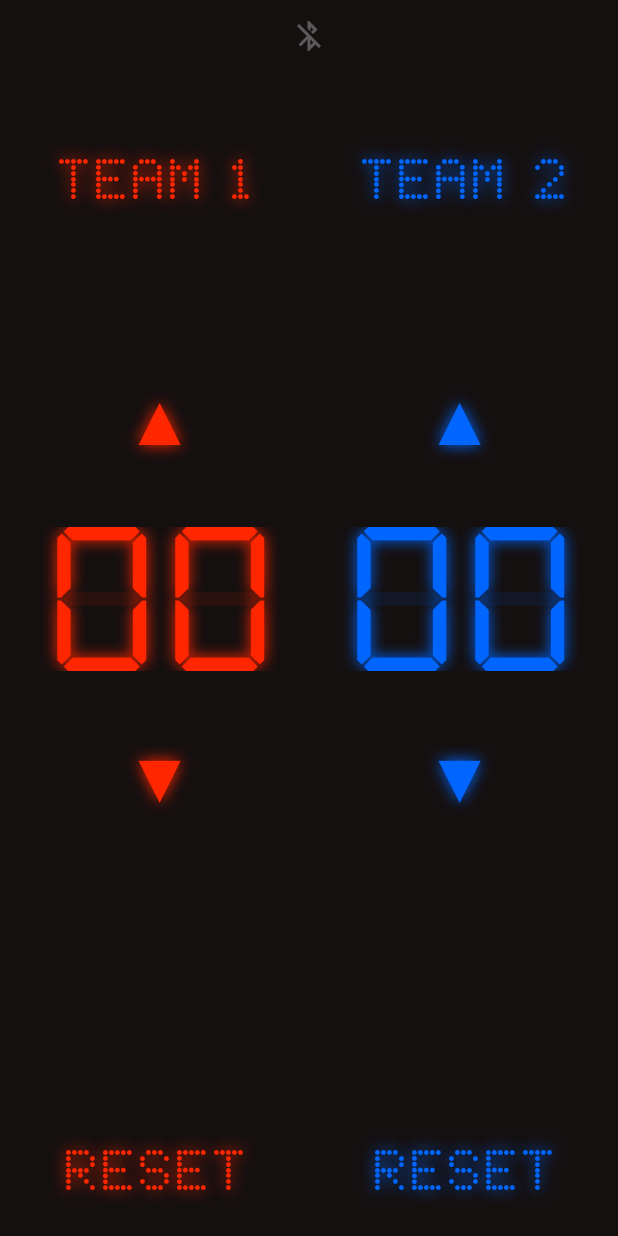
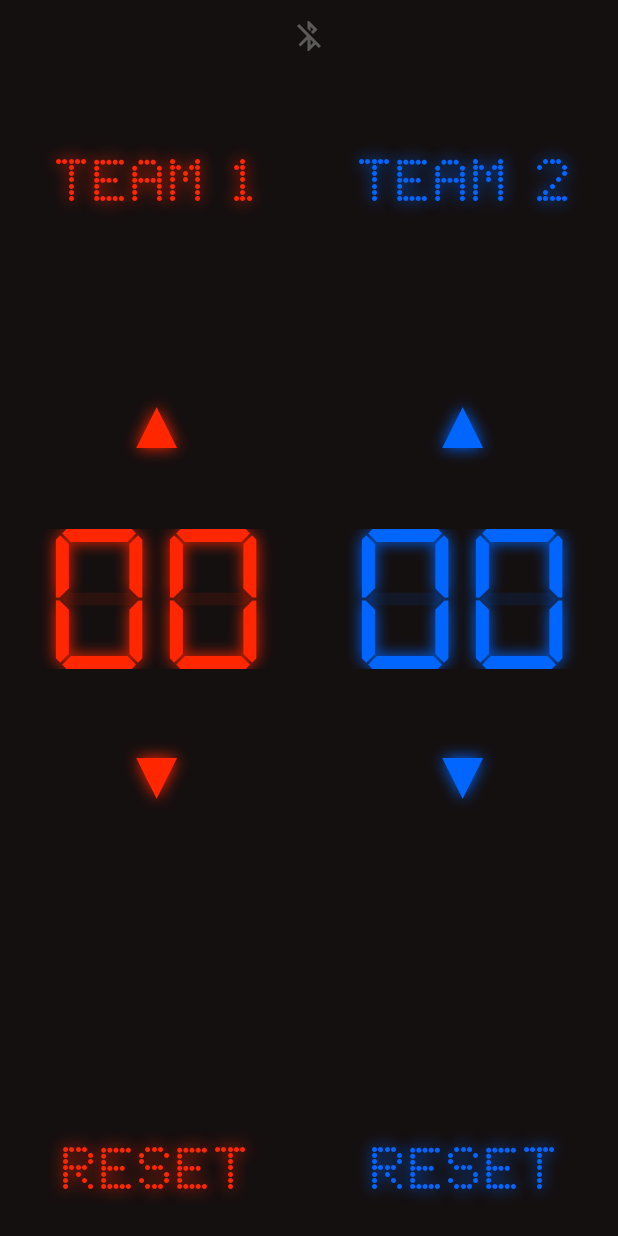
Before and after one commit to Krhomv/scoredisplay, an Android app: the layout activity_main.xml on its own in the app's theme, with its tools: preview values and no code run, on a phone screen of 412 x 824 dp. Run offline under Robolectric (Android 15) with nearby library versions, the phone set to English and light mode, and no system bars.

Commit message:
General cleanup, device-size-independent text, bug fixes

```diff
--- a/Android/ScoreDisplay/app/build.gradle
+++ b/Android/ScoreDisplay/app/build.gradle
@@ -38,6 +38,7 @@ dependencies {
     implementation "com.polidea.rxandroidble2:rxandroidble:1.16.0"
     implementation 'io.reactivex.rxjava2:rxandroid:2.0.1'
     implementation 'com.jakewharton.rx2:replaying-share:2.2.0'
+    implementation 'com.intuit.ssp:ssp-android:1.1.0'
     testImplementation 'junit:junit:4.13.2'
     androidTestImplementation 'androidx.test.ext:junit:1.1.3'
     androidTestImplementation 'androidx.test.espresso:espresso-core:3.4.0'
--- a/Android/ScoreDisplay/app/src/main/res/layout-land/activity_main.xml
+++ b/Android/ScoreDisplay/app/src/main/res/layout-land/activity_main.xml
@@ -57,7 +57,7 @@
                 android:text="TEAM 1"
                 android:textAlignment="center"
                 android:textColor="@color/team1Color"
-                android:textSize="38sp" />
+                android:textSize="@dimen/_25ssp" />
 
 
             <Button
@@ -73,7 +73,7 @@
                 android:shadowRadius="12"
                 android:text="@string/reset"
                 android:textColor="@color/team1Color"
-                android:textSize="38sp" />
+                android:textSize="@dimen/_25ssp" />
         </LinearLayout>
 
         <Space
@@ -83,9 +83,15 @@
 
         <LinearLayout
             android:layout_width="wrap_content"
-            android:layout_height="fill_parent"
+            android:layout_height="wrap_content"
             android:gravity="center"
             android:orientation="horizontal">
+
+            <Space
+                android:layout_width="fill_parent"
+                android:layout_height="fill_parent"
+                android:layout_weight="1"
+                />
 
             <LinearLayout
                 android:layout_width="wrap_content"
@@ -105,21 +111,19 @@
                     android:shadowRadius="12"
                     android:text="▲"
                     android:textColor="@color/team1Color"
-                    android:textSize="48sp"
-
-                    />
+                    android:textSize="@dimen/_36ssp" />
 
                 <FrameLayout
-                    android:layout_width="180dp"
+                    android:layout_width="wrap_content"
                     android:layout_height="wrap_content"
-                    android:paddingTop="0dp">
+                    android:paddingTop="30dp"
+                    android:paddingBottom="26dp">
 
                     <EditText
                         android:id="@+id/team1Score"
                         android:layout_width="wrap_content"
                         android:layout_height="wrap_content"
                         android:background="@null"
-                        android:ems="10"
                         android:fontFamily="@font/dseg_regular"
                         android:inputType="number"
                         android:imeOptions="actionDone"
@@ -129,27 +133,25 @@
                         android:shadowRadius="12"
                         android:singleLine="true"
                         android:text="00"
+                        android:textAlignment="center"
                         android:maxLength="2"
-                        android:paddingRight="10dp"
-                        android:textAlignment="textEnd"
                         android:textColor="@color/team1Color"
-                        android:textSize="96sp" />
+                        android:textSize="@dimen/_72ssp" />
 
                     <TextView
                         android:id="@+id/team1ScoreBackground"
                         android:layout_width="wrap_content"
                         android:layout_height="wrap_content"
                         android:background="@null"
-                        android:ems="10"
                         android:fontFamily="@font/dseg_regular"
-                        android:paddingRight="10dp"
                         android:singleLine="true"
                         android:text="88"
-                        android:textAlignment="textEnd"
+                        android:textAlignment="center"
                         android:textColor="@color/team1Color"
-                        android:textSize="96sp"
+                        android:textSize="@dimen/_72ssp"
                         android:translationZ="-10dp"
-                        android:alpha="0.1"/>
+                        android:alpha="0.1"
+                        />
                 </FrameLayout>
 
                 <Button
@@ -165,18 +167,16 @@
                     android:shadowRadius="12"
                     android:text="▼"
                     android:textColor="@color/team1Color"
-                    android:textSize="48sp" />
+                    android:textSize="@dimen/_36ssp" />
 
-                <Space
-                    android:layout_height="0dp"
-                    android:layout_width="match_parent"
-                    android:layout_weight="1"/>
 
             </LinearLayout>
 
             <Space
-                android:layout_width="20dp"
-                android:layout_height="match_parent"
+                android:layout_width="fill_parent"
+                android:layout_height="fill_parent"
+                android:layout_weight="1"
+                android:minWidth="20dp"
                 />
 
             <LinearLayout
@@ -197,18 +197,19 @@
                     android:shadowRadius="12"
                     android:text="▲"
                     android:textColor="@color/team2Color"
-                    android:textSize="48sp" />
+                    android:textSize="@dimen/_36ssp" />
 
                 <FrameLayout
-                    android:layout_width="180dp"
-                    android:layout_height="wrap_content">
+                    android:layout_width="wrap_content"
+                    android:layout_height="wrap_content"
+                    android:paddingTop="30dp"
+                    android:paddingBottom="26dp">
 
                     <EditText
                         android:id="@+id/team2Score"
                         android:layout_width="wrap_content"
                         android:layout_height="wrap_content"
                         android:background="@null"
-                        android:ems="10"
                         android:fontFamily="@font/dseg_regular"
                         android:inputType="number"
                         android:imeOptions="actionDone"
@@ -218,25 +219,22 @@
                         android:shadowRadius="12"
                         android:singleLine="true"
                         android:text="00"
-                        android:textAlignment="textEnd"
-                        android:paddingRight="10dp"
+                        android:textAlignment="center"
                         android:textColor="@color/team2Color"
                         android:maxLength="2"
-                        android:textSize="96sp" />
+                        android:textSize="@dimen/_72ssp" />
 
                     <TextView
                         android:id="@+id/team2ScoreBackground"
                         android:layout_width="wrap_content"
                         android:layout_height="wrap_content"
                         android:background="@null"
-                        android:ems="10"
                         android:fontFamily="@font/dseg_regular"
                         android:singleLine="true"
                         android:text="88"
-                        android:textAlignment="textEnd"
-                        android:paddingRight="10dp"
+                        android:textAlignment="center"
                         android:textColor="@color/team2Color"
-                        android:textSize="96sp"
+                        android:textSize="@dimen/_72ssp"
                         android:translationZ="-10dp"
                         android:alpha="0.1"/>
                 </FrameLayout>
@@ -254,8 +252,14 @@
                     android:shadowRadius="12"
                     android:text="▼"
                     android:textColor="@color/team2Color"
-                    android:textSize="48sp" />
+                    android:textSize="@dimen/_36ssp" />
             </LinearLayout>
+
+            <Space
+                android:layout_width="fill_parent"
+                android:layout_height="fill_parent"
+                android:layout_weight="1"
+                />
         </LinearLayout>
 
         <Space
@@ -284,7 +288,7 @@
                 android:text="TEAM 1"
                 android:textAlignment="center"
                 android:textColor="@color/team2Color"
-                android:textSize="38sp" />
+                android:textSize="@dimen/_25ssp" />
 
 
             <Button
@@ -300,7 +304,7 @@
                 android:shadowRadius="12"
                 android:text="@string/reset"
                 android:textColor="@color/team2Color"
-                android:textSize="38sp" />
+                android:textSize="@dimen/_25ssp" />
 
         </LinearLayout>
 
--- a/Android/ScoreDisplay/app/src/main/res/layout/activity_main.xml
+++ b/Android/ScoreDisplay/app/src/main/res/layout/activity_main.xml
@@ -55,7 +55,7 @@
                 android:text="TEAM 1"
                 android:textAlignment="center"
                 android:textColor="@color/team1Color"
-                android:textSize="38sp" />
+                android:textSize="@dimen/_30ssp" />
 
             <Button
                 style="@style/Widget.AppCompat.Button.Borderless"
@@ -71,7 +71,7 @@
                 android:text="TEAM 2"
                 android:textAlignment="center"
                 android:textColor="@color/team2Color"
-                android:textSize="38sp" />
+                android:textSize="@dimen/_30ssp" />
         </LinearLayout>
 
         <Space
@@ -85,6 +85,12 @@
             android:layout_height="wrap_content"
             android:gravity="center"
             android:orientation="horizontal">
+
+            <Space
+                android:layout_width="fill_parent"
+                android:layout_height="fill_parent"
+                android:layout_weight="1"
+                />
 
             <LinearLayout
                 android:layout_width="wrap_content"
@@ -104,10 +110,10 @@
                     android:shadowRadius="12"
                     android:text="▲"
                     android:textColor="@color/team1Color"
-                    android:textSize="48sp" />
+                    android:textSize="@dimen/_36ssp" />
 
                 <FrameLayout
-                    android:layout_width="180dp"
+                    android:layout_width="wrap_content"
                     android:layout_height="wrap_content"
                     android:paddingTop="30dp"
                     android:paddingBottom="26dp">
@@ -117,7 +123,7 @@
                         android:layout_width="wrap_content"
                         android:layout_height="wrap_content"
                         android:background="@null"
-                        android:ems="10"
+                        android:ems="2"
                         android:fontFamily="@font/dseg_regular"
                         android:inputType="number"
                         android:imeOptions="actionDone"
@@ -127,25 +133,23 @@
                         android:shadowRadius="12"
                         android:singleLine="true"
                         android:text="00"
+                        android:textAlignment="center"
                         android:maxLength="2"
-                        android:paddingRight="10dp"
-                        android:textAlignment="textEnd"
                         android:textColor="@color/team1Color"
-                        android:textSize="96sp" />
+                        android:textSize="@dimen/_72ssp" />
 
                     <TextView
                         android:id="@+id/team1ScoreBackground"
                         android:layout_width="wrap_content"
                         android:layout_height="wrap_content"
                         android:background="@null"
-                        android:ems="10"
+                        android:ems="2"
                         android:fontFamily="@font/dseg_regular"
-                        android:paddingRight="10dp"
                         android:singleLine="true"
                         android:text="88"
-                        android:textAlignment="textEnd"
+                        android:textAlignment="center"
                         android:textColor="@color/team1Color"
-                        android:textSize="96sp"
+                        android:textSize="@dimen/_72ssp"
                         android:translationZ="-10dp"
                         android:alpha="0.1"
                         />
@@ -164,14 +168,15 @@
                     android:shadowRadius="12"
                     android:text="▼"
                     android:textColor="@color/team1Color"
-                    android:textSize="48sp" />
+                    android:textSize="@dimen/_36ssp" />
 
 
             </LinearLayout>
 
             <Space
-                android:layout_width="20dp"
-                android:layout_height="match_parent"
+                android:layout_width="fill_parent"
+                android:layout_height="fill_parent"
+                android:layout_weight="1"
                 />
 
             <LinearLayout
@@ -192,10 +197,10 @@
                     android:shadowRadius="12"
                     android:text="▲"
                     android:textColor="@color/team2Color"
-                    android:textSize="48sp" />
+                    android:textSize="@dimen/_36ssp" />
 
                 <FrameLayout
-                    android:layout_width="180dp"
+                    android:layout_width="wrap_content"
                     android:layout_height="wrap_content"
                     android:paddingTop="30dp"
                     android:paddingBottom="26dp">
@@ -205,7 +210,7 @@
                         android:layout_width="wrap_content"
                         android:layout_height="wrap_content"
                         android:background="@null"
-                        android:ems="10"
+                        android:ems="2"
                         android:fontFamily="@font/dseg_regular"
                         android:inputType="number"
                         android:imeOptions="actionDone"
@@ -215,25 +220,23 @@
                         android:shadowRadius="12"
                         android:singleLine="true"
                         android:text="00"
-                        android:textAlignment="textEnd"
-                        android:paddingRight="10dp"
+                        android:textAlignment="center"
                         android:textColor="@color/team2Color"
                         android:maxLength="2"
-                        android:textSize="96sp" />
+                        android:textSize="@dimen/_72ssp" />
 
                     <TextView
                         android:id="@+id/team2ScoreBackground"
                         android:layout_width="wrap_content"
                         android:layout_height="wrap_content"
                         android:background="@null"
-                        android:ems="10"
+                        android:ems="2"
                         android:fontFamily="@font/dseg_regular"
                         android:singleLine="true"
                         android:text="88"
-                        android:textAlignment="textEnd"
-                        android:paddingRight="10dp"
+                        android:textAlignment="center"
                         android:textColor="@color/team2Color"
-                        android:textSize="96sp"
+                        android:textSize="@dimen/_72ssp"
                         android:translationZ="-10dp"
                         android:alpha="0.1"/>
                 </FrameLayout>
@@ -251,8 +254,14 @@
                     android:shadowRadius="12"
                     android:text="▼"
                     android:textColor="@color/team2Color"
-                    android:textSize="48sp" />
+                    android:textSize="@dimen/_36ssp" />
             </LinearLayout>
+
+            <Space
+                android:layout_width="fill_parent"
+                android:layout_height="fill_parent"
+                android:layout_weight="1"
+                />
         </LinearLayout>
 
         <Space
@@ -283,7 +292,7 @@
                 android:shadowRadius="12"
                 android:text="@string/reset"
                 android:textColor="@color/team1Color"
-                android:textSize="38sp" />
+                android:textSize="@dimen/_30ssp" />
 
             <Button
                 android:id="@+id/team2ScoreReset"
@@ -300,7 +309,7 @@
                 android:shadowRadius="12"
                 android:text="@string/reset"
                 android:textColor="@color/team2Color"
-                android:textSize="38sp" />
+                android:textSize="@dimen/_30ssp" />
         </LinearLayout>
     </LinearLayout>
 
```
Also changed, not shown: Android/ScoreDisplay/app/src/main/AndroidManifest.xml (+0 -14 lines), Android/ScoreDisplay/app/src/main/java/com/krhom/scoredisplay/MainActivity.java (+84 -33 lines), Android/ScoreDisplay/app/src/main/java/com/krhom/scoredisplay/TeamSettingsActivity.java (+4 -3 lines), Android/ScoreDisplay/app/src/main/java/com/krhom/scoredisplay/bluetooth/BluetoothDeviceArrayAdapter.java (+2 -5 lines), Android/ScoreDisplay/app/src/main/java/com/krhom/scoredisplay/bluetooth/BluetoothDeviceConnection.java (+5 -6 lines), Android/ScoreDisplay/app/src/main/java/com/krhom/scoredisplay/bluetooth/BluetoothManager.java (+29 -5 lines), Android/ScoreDisplay/app/src/main/java/com/krhom/scoredisplay/bluetooth/BluetoothScanActivity.java (+41 -23 lines), Android/ScoreDisplay/app/src/main/java/com/krhom/scoredisplay/util/ConnectPermission.java (+16 -8 lines), Android/ScoreDisplay/app/src/main/java/com/krhom/scoredisplay/util/ScanPermission.java (+16 -8 lines), Android/ScoreDisplay/app/src/main/java/com/krhom/scoredisplay/util/ScoreBackgroundTextWatcher.java (added, +34 -0 lines).
